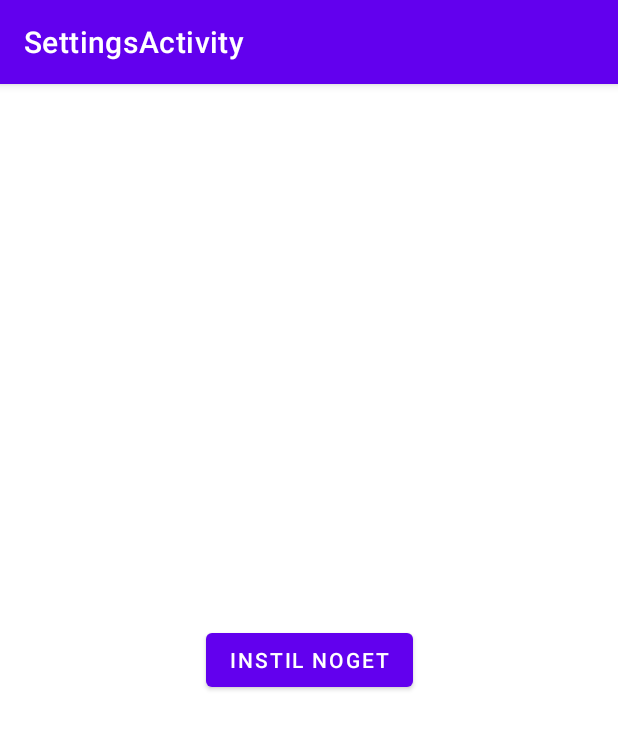
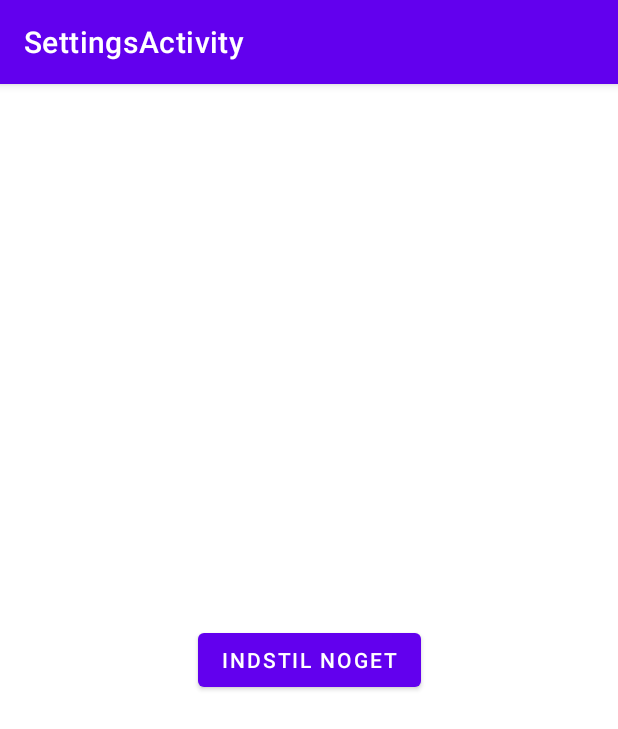
Before and after one commit to mrbl270900/PhotoMap, an Android app: the SettingsActivity screen opened directly, with no data from a screen before it, on a phone screen of 412 x 824 dp. Shown: the top 729 px of the screen. Run offline under Robolectric (Android 15) with nearby library versions, the phone set to English and light mode, and no system bars.

Commit message:
Stavefejl rettet i activity_settings.xml

```diff
--- a/app/src/main/res/layout/activity_settings.xml
+++ b/app/src/main/res/layout/activity_settings.xml
@@ -10,7 +10,7 @@
         android:id="@+id/button4"
         android:layout_width="wrap_content"
         android:layout_height="wrap_content"
-        android:text="Instil noget"
+        android:text="Indstil noget"
         app:layout_constraintBottom_toBottomOf="parent"
         app:layout_constraintEnd_toEndOf="parent"
         app:layout_constraintStart_toStartOf="parent"
```
